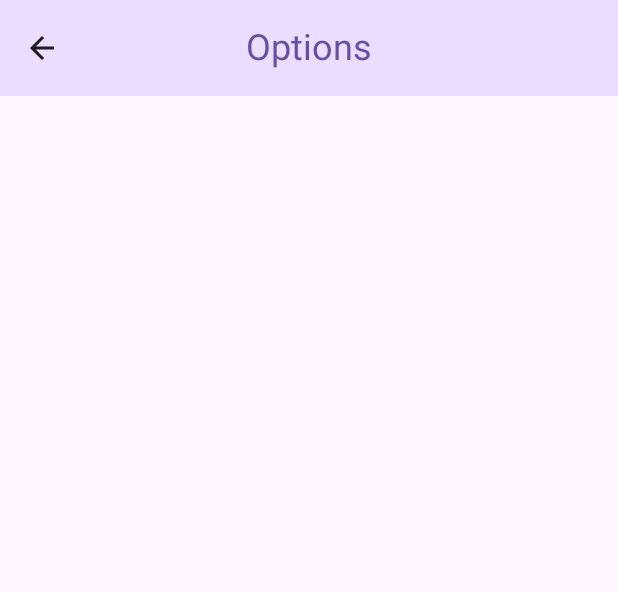
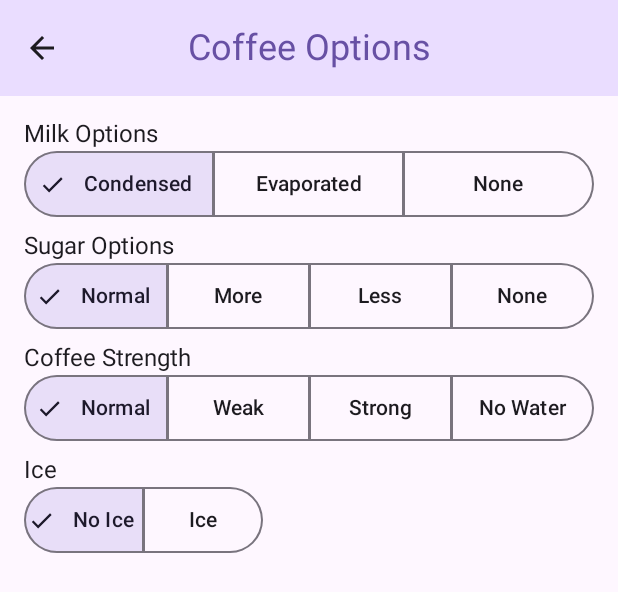
Before and after one commit to hakkasuru/kopi-calculator, an Android app built with Jetpack Compose: the @Preview function DrinkOptionsScreenPreview, on a phone screen of 412 x 824 dp. Shown: the top 592 px of the screen. Run offline under Robolectric (Android 15) with nearby library versions, the phone set to English and light mode, and no system bars.

Commit message:
add options

```diff
--- a/composeApp/src/androidMain/kotlin/previews/HomeScreenPreview.kt
+++ b/composeApp/src/androidMain/kotlin/previews/HomeScreenPreview.kt
@@ -1,7 +1,6 @@
 package previews
 
 import androidx.compose.runtime.Composable
-import androidx.compose.ui.tooling.preview.Devices
 import androidx.compose.ui.tooling.preview.Preview
 import com.hakkasuru.kopicalculator.home.HomeScreen
 
--- a/composeApp/src/commonMain/kotlin/com/hakkasuru/kopicalculator/drink/DrinkOptionsScreen.kt
+++ b/composeApp/src/commonMain/kotlin/com/hakkasuru/kopicalculator/drink/DrinkOptionsScreen.kt
@@ -1,8 +1,24 @@
 package com.hakkasuru.kopicalculator.drink
 
+import androidx.compose.foundation.layout.Box
 import androidx.compose.foundation.layout.Column
+import androidx.compose.foundation.layout.Spacer
+import androidx.compose.foundation.layout.consumeWindowInsets
+import androidx.compose.foundation.layout.height
+import androidx.compose.foundation.layout.padding
 import androidx.compose.material3.Scaffold
+import androidx.compose.material3.SegmentedButton
+import androidx.compose.material3.SegmentedButtonDefaults
+import androidx.compose.material3.SingleChoiceSegmentedButtonRow
+import androidx.compose.material3.Text
 import androidx.compose.runtime.Composable
+import androidx.compose.runtime.getValue
+import androidx.compose.runtime.mutableStateOf
+import androidx.compose.runtime.remember
+import androidx.compose.runtime.setValue
+import androidx.compose.ui.Modifier
+import androidx.compose.ui.unit.dp
+import androidx.compose.ui.unit.sp
 import com.hakkasuru.kopicalculator.widgets.AppBar
 
 @Composable
@@ -13,11 +29,45 @@ fun DrinkOptionsScreen(
     Scaffold(
         topBar = {
             AppBar(
-                title = "Options",
+                title = when (drinkID) {
+                    "coffee" -> "Coffee Options"
+                    "tea" -> "Tea Options"
+                    else -> "Options"
+                },
                 onNavigationIconTap = navigateBack
             )
         }
-    ) {
-        Column { }
+    ) { innerPadding ->
+        Box(modifier = Modifier.consumeWindowInsets(innerPadding).padding(innerPadding)) {
+            Column(modifier = Modifier.padding(16.dp)) {
+                Text(text = "Milk Options", fontSize = 16.sp)
+                OptionsBar(listOf("Condensed", "Evaporated", "None"))
+                Spacer(Modifier.height(8.dp))
+                Text(text = "Sugar Options", fontSize = 16.sp)
+                OptionsBar(listOf("Normal", "More", "Less", "None"))
+                Spacer(Modifier.height(8.dp))
+                Text(text = "Coffee Strength", fontSize = 16.sp)
+                OptionsBar(listOf("Normal", "Weak", "Strong", "No Water"))
+                Spacer(Modifier.height(8.dp))
+                Text(text = "Ice", fontSize = 16.sp)
+                OptionsBar(listOf("No Ice", "Ice"))
+            }
+        }
     }
 }
+
+@Composable
+private fun OptionsBar(options: List<String>) {
+    var selectedIndex by remember { mutableStateOf(0) }
+    SingleChoiceSegmentedButtonRow {
+        options.forEachIndexed { index, option ->
+            SegmentedButton(
+                shape = SegmentedButtonDefaults.itemShape(index = index, count = options.size),
+                onClick = { selectedIndex = index },
+                selected = selectedIndex == index
+            ) {
+                Text(text = option, modifier = Modifier.padding(4.dp))
+            }
+        }
+    }
+}
```
